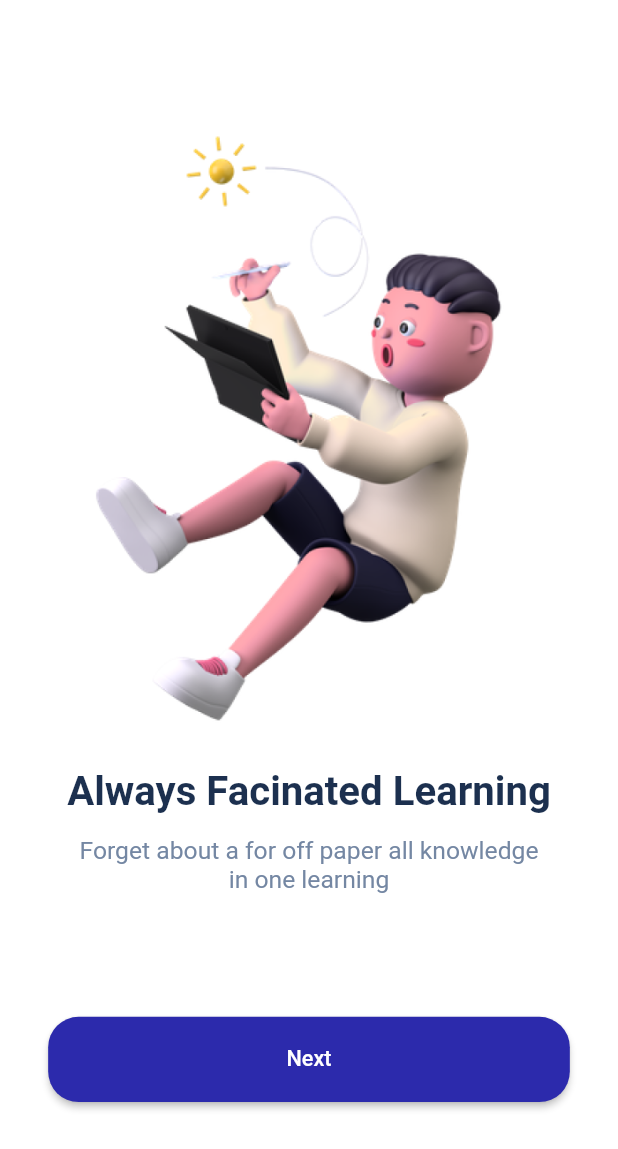
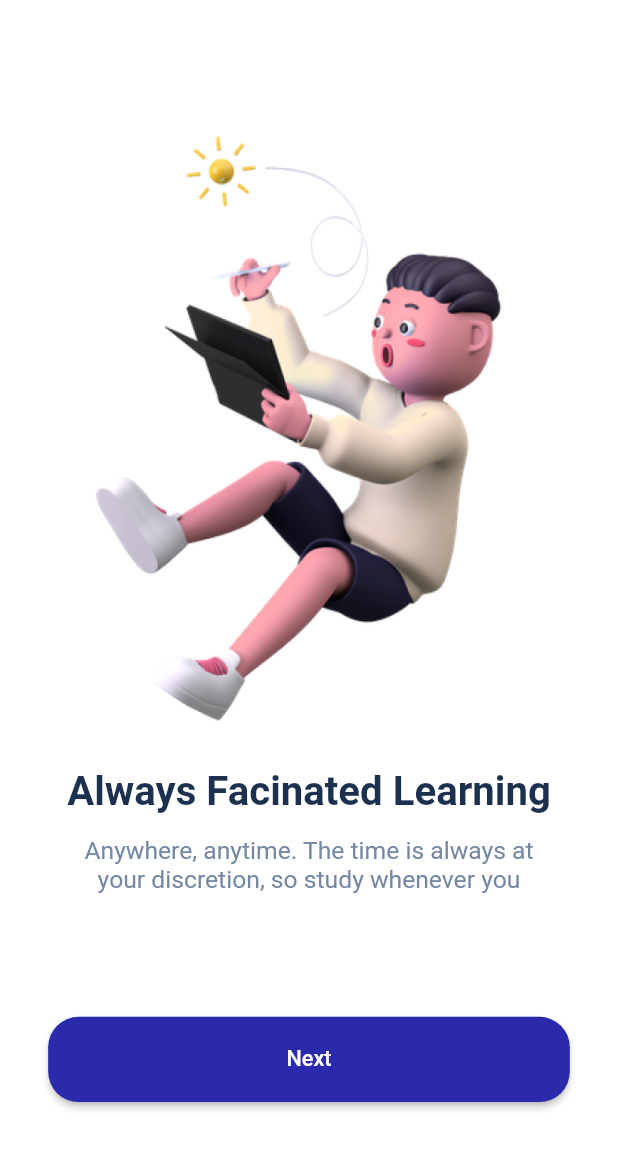
Before and after one commit to DARK-PROGRAMMER-I/u_learning, a Flutter app: the screen it shows after launch, swiped to page 3, on a phone screen of 412 x 824 dp. Shown: the top 1149 px of the screen. Run offline on Flutter 3.47's test engine with Material 2 defaults, Android fonts, the phone set to English and light mode, and no system bars; our stand-ins replace dots_indicator, flutter_bloc, flutter_screenutil, flutter_spinkit, google_fonts, timeago.

Commit message:
Welcome screen

```diff
--- a/lib/pages/welcome/views/welcome_screen.dart
+++ b/lib/pages/welcome/views/welcome_screen.dart
@@ -1,3 +1,4 @@
+import 'package:dots_indicator/dots_indicator.dart';
 import 'package:flutter/material.dart';
 import 'package:u_learning/common/common_libs.dart';
 import 'package:u_learning/common/common_widgets/custom_button.dart';
@@ -33,12 +34,27 @@ class WelcomeScreen extends StatelessWidget {
                 ImageCard(
                   imagePath: AppAssets.boy,
                   title: 'Always Facinated Learning',
-                  description: 'Forget about a for off paper all knowledge in one learning',
+                  description: 'Anywhere, anytime. The time is always at your discretion, so study whenever you want. ',
                 ),
               ],
             ),
           ),
           SizedBox(height: 70.h,),
+          // Positioned(
+          //   bottom: 30,
+          //   child: DotsIndicator(
+          //     dotsCount: totalImages,
+          //     position: page,
+          //     decorator: DotsDecorator(
+          //         activeColor: Colors.white,
+          //         color: Colors.white.withOpacity(0.3),
+          //         size: Size.square(8.h),
+          //         activeSize: Size(8.w, 8.h),
+          //         activeShape: RoundedRectangleBorder(
+          //           borderRadius: BorderRadius.circular(10.r),
+          //         )),
+          //   ),
+          // ),
           Padding(
             padding: EdgeInsets.symmetric(horizontal: 30.w),
             child: CustomButton(
--- a/pubspec.yaml
+++ b/pubspec.yaml
@@ -41,10 +41,14 @@ dependencies:
 
 #  State Management
   flutter_bloc: ^8.1.3
+
+#  Libraries
   intl: ^0.18.1
   google_fonts: ^4.0.5
   flutter_spinkit: ^5.2.0
   timeago: ^3.4.0
+
+  dots_indicator: ^3.0.0
 
 dev_dependencies:
   flutter_test:
```
Also changed, not shown: pubspec.lock.
